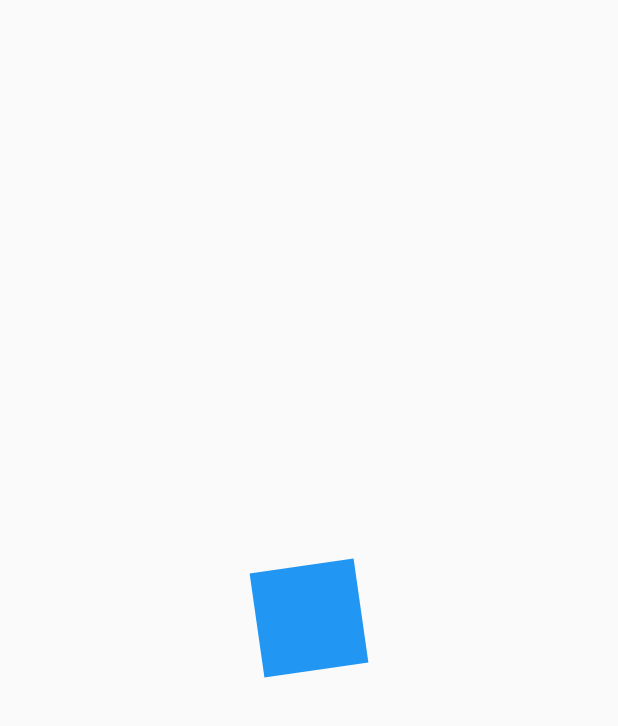
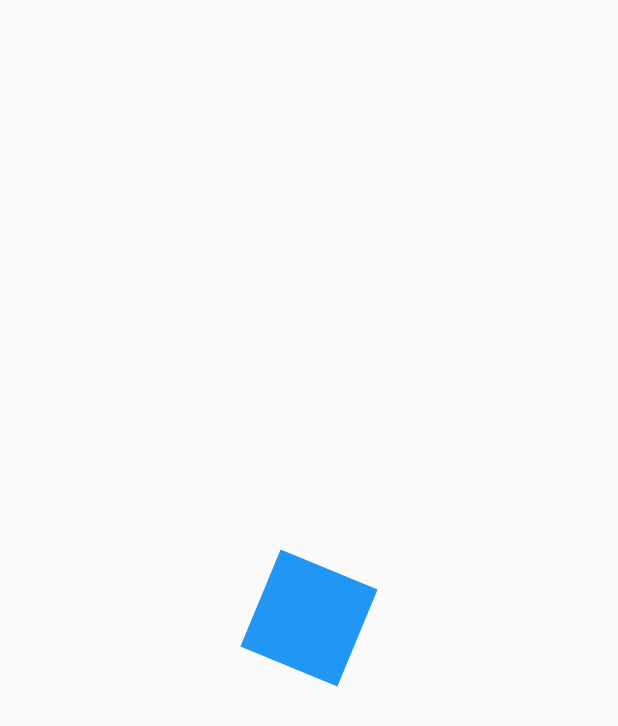
Before and after one commit to muckystack/FLUTTER_UI, a Flutter app: the screen it shows after launch, on a phone screen of 412 x 824 dp. Shown: the top 726 px of the screen. Run offline on Flutter 3.47's test engine with Material 2 defaults, Android fonts, the phone set to English and light mode, and no system bars.

```diff
--- a/custom_painter_fh/lib/src/pages/animaciones_page.dart
+++ b/custom_painter_fh/lib/src/pages/animaciones_page.dart
@@ -1,6 +1,5 @@
-import 'dart:html';
-
 import 'package:flutter/material.dart';
+import 'dart:math' as Math;
 
 class AnimacionesPage extends StatelessWidget {
   @override
@@ -32,7 +31,17 @@ class _CuadradoAnimadoState extends State<CuadradoAnimado>
     controller = new AnimationController(
         vsync: this, duration: Duration(milliseconds: 4000));
 
-    rotation = Tween(begin: 0.0, end: 3.0).animate(controller);
+    rotation = Tween(begin: 0.0, end: 2 * Math.pi).animate(controller);
+
+    controller.addListener(() {
+      print('Status: ${controller.status}');
+      if (controller.status == AnimationStatus.completed) {
+        controller.reverse();
+      }
+      // else if (controller.status == AnimationStatus.dismissed) {
+      //   controller.forward();
+      // }
+    });
 
     super.initState();
   }
```
